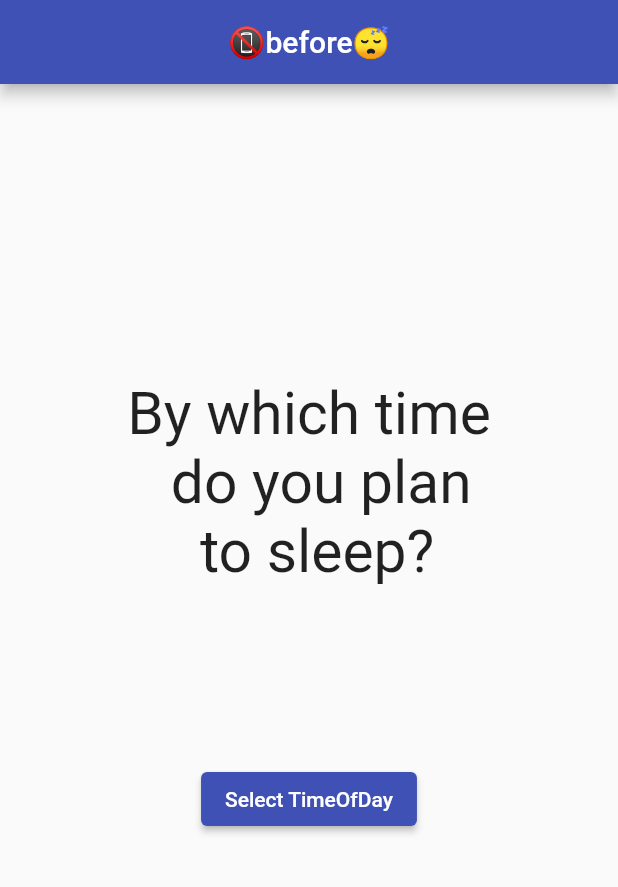
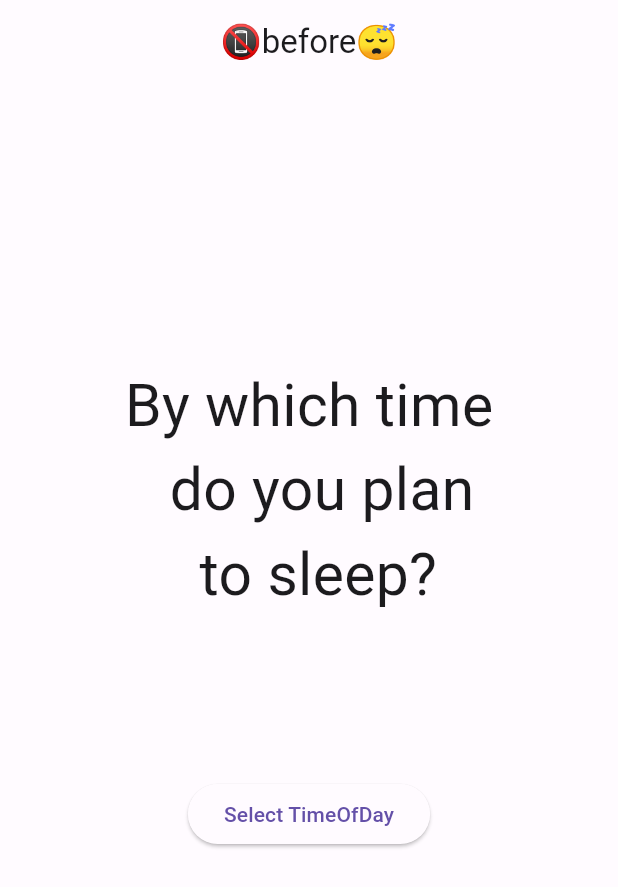
Before and after one commit to maltegwde/NoScreenBeforeSleep, a Flutter app: the screen it shows after launch, on a phone screen of 412 x 824 dp. Shown: the top 887 px of the screen. Run offline on Flutter 3.47's test engine with Material 2 defaults, Android fonts, the light colour scheme and no system bars; our stand-ins replace flutter_local_notifications, flutter_timezone, rxdart, timezone.

Commit message:
added material3 color theme

```diff
--- a/lib/main.dart
+++ b/lib/main.dart
@@ -1,6 +1,8 @@
 import 'package:flutter/material.dart';
 import 'package:no_screen_before_sleep/pages/MyHomePage.dart';
 import 'package:no_screen_before_sleep/pages/SleepTimeSelectScreen.dart';
+
+import 'package:no_screen_before_sleep/color_schemes.g.dart';
 
 Future<void> main() async {
   WidgetsFlutterBinding.ensureInitialized();
@@ -15,7 +17,12 @@ class MyApp extends StatelessWidget {
     return MaterialApp(
       title: MyHomePage.title,
       theme: ThemeData(
-        primarySwatch: Colors.indigo,
+        useMaterial3: true,
+        colorScheme: lightColorScheme,
+      ),
+      darkTheme: ThemeData(
+        useMaterial3: true,
+        colorScheme: lightColorScheme,
       ),
       home: const SleepTimeSelectScreen(),
     );
```
Also changed, not shown: lib/color_schemes.g.dart (added).
